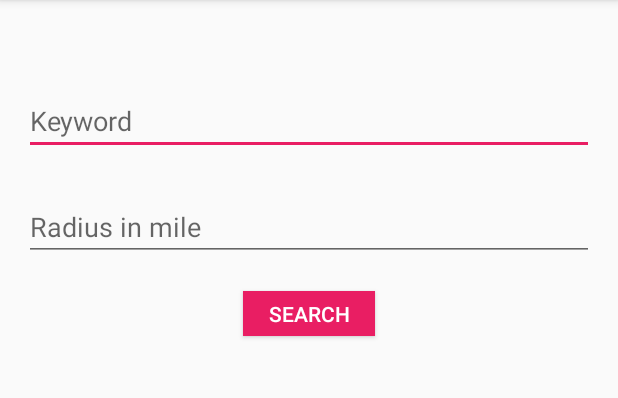
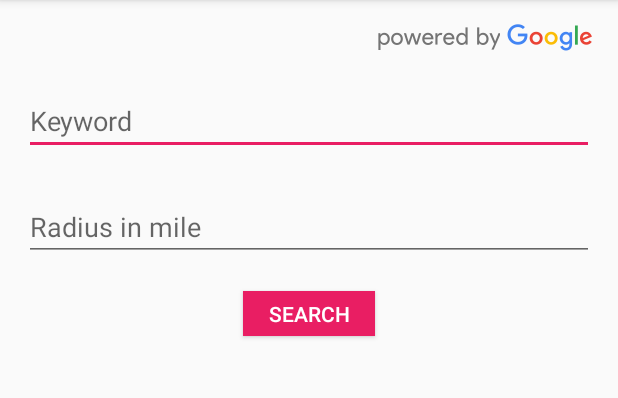
Before and after one commit to hieunguyen725/MyPlaces, an Android app: the NearbySearchActivity screen opened directly, with no data from a screen before it, on a phone screen of 412 x 824 dp, the part 84-482 px from its top. Run offline under Robolectric (Android 15) with nearby library versions, the phone set to English and light mode, and no system bars.

Commit message:
Added Google Logo as part of the API policy for displaying the data.

```diff
--- a/app/src/main/res/layout/activity_nearby_search.xml
+++ b/app/src/main/res/layout/activity_nearby_search.xml
@@ -53,4 +53,13 @@
         android:layout_centerHorizontal="true"
         android:layout_marginBottom="109dp" />
 
+    <ImageView
+        android:layout_width="wrap_content"
+        android:layout_height="wrap_content"
+        android:id="@+id/nearbySearch_googlelogo"
+        android:layout_alignParentTop="true"
+        android:layout_alignParentRight="true"
+        android:layout_alignParentEnd="true"
+        android:src="@drawable/powered_by_google_on_white"/>
+
 </RelativeLayout>
```
Also changed, not shown: app/src/main/res/layout/activity_place_info.xml (+8 -0 lines), app/src/main/res/layout/activity_related_search.xml (+10 -0 lines), app/src/main/res/drawable-hdpi/powered_by_google_on_non_white.png (added), app/src/main/res/drawable-hdpi/powered_by_google_on_white.png (added), app/src/main/res/drawable-ldpi/powered_by_google_on_non_white.png (added), app/src/main/res/drawable-ldpi/powered_by_google_on_white.png (added), app/src/main/res/drawable-mdpi/powered_by_google_on_non_white.png (added), app/src/main/res/drawable-mdpi/powered_by_google_on_white.png (added), app/src/main/res/drawable-xhdpi/powered_by_google_on_non_white.png (added), app/src/main/res/drawable-xhdpi/powered_by_google_on_white.png (added), app/src/main/res/drawable-xxhdpi/powered_by_google_on_non_white.png (added), app/src/main/res/drawable-xxhdpi/powered_by_google_on_white.png (added), app/src/main/res/drawable-xxxhdpi/powered_by_google_on_non_white.png (added), app/src/main/res/drawable-xxxhdpi/powered_by_google_on_white.png (added).
